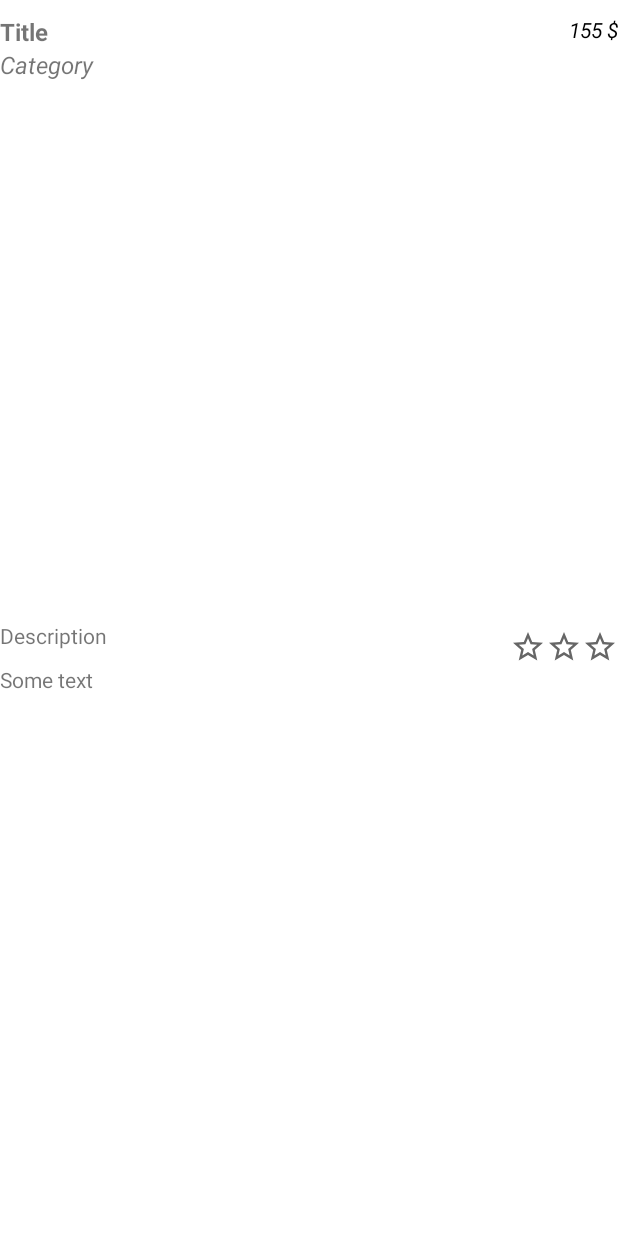
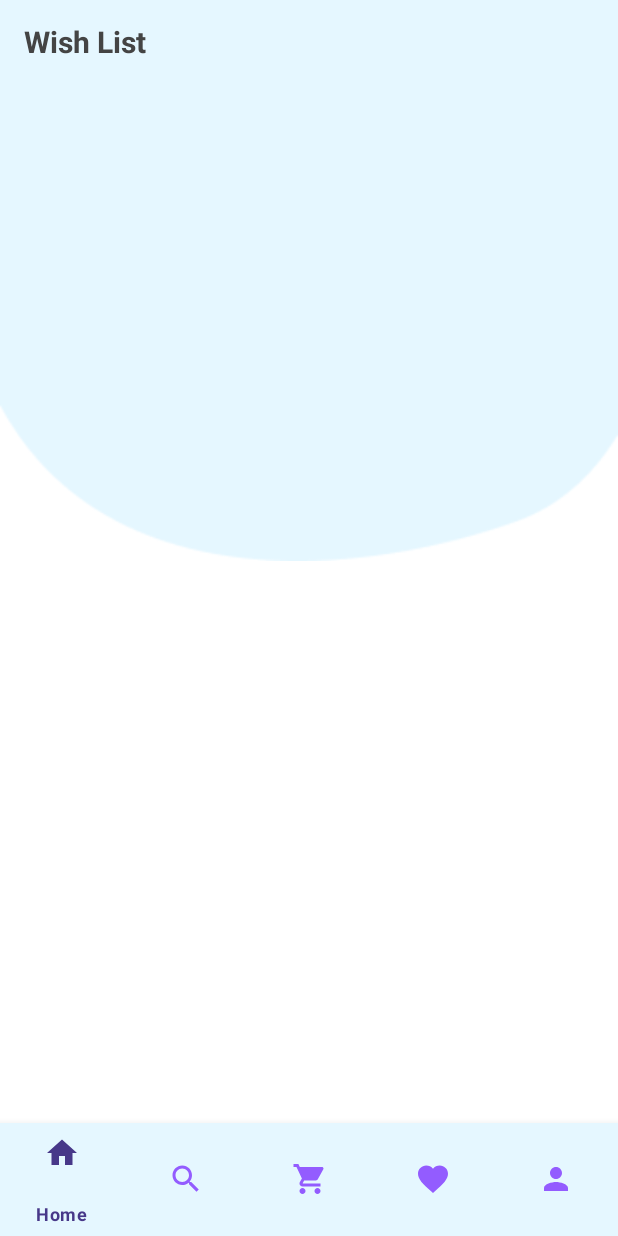
Before and after one commit to Android-SSD-Coders/thrifty, an Android app: the layout activity_favourate.xml on its own in the app's theme, with its tools: preview values and no code run, on a phone screen of 412 x 824 dp. Run offline under Robolectric (Android 15) with nearby library versions, the phone set to English and light mode, and no system bars.

Commit message:
finish bottom nav

```diff
--- a/app/src/main/java/com/example/thrifty/MainActivity.java
+++ b/app/src/main/java/com/example/thrifty/MainActivity.java
@@ -136,7 +136,7 @@ public class MainActivity extends AppCompatActivity  {
         });
 
         cart.setOnClickListener(view -> {
-            Intent intent = new Intent(getApplicationContext(), Favourate.class);
+            Intent intent = new Intent(getApplicationContext(), Cart.class);
             intent.setFlags(Intent.FLAG_ACTIVITY_CLEAR_TASK| Intent.FLAG_ACTIVITY_NEW_TASK);
             startActivity(intent);
         });
--- a/app/src/main/res/layout/activity_checkout.xml
+++ b/app/src/main/res/layout/activity_checkout.xml
@@ -72,7 +72,9 @@
         android:textColor="@color/white"
         app:layout_constraintBottom_toBottomOf="parent"
         app:layout_constraintEnd_toEndOf="parent"
-        app:layout_constraintStart_toStartOf="parent" />
+        app:layout_constraintStart_toStartOf="parent"
+        app:layout_constraintTop_toBottomOf="@+id/imageView6"
+        app:layout_constraintVertical_bias="1.0" />
 
     <com.google.android.material.bottomnavigation.BottomNavigationView
         android:id="@+id/bottomNavigationView"
--- a/app/src/main/res/layout/activity_favourate.xml
+++ b/app/src/main/res/layout/activity_favourate.xml
@@ -6,141 +6,59 @@
     android:layout_height="match_parent"
     tools:context=".Favourate">
 
-    <androidx.core.widget.NestedScrollView
+
+    <ImageView
+        android:id="@+id/imageView6"
         android:layout_width="match_parent"
-        android:layout_height="match_parent"
-        android:padding="10dp"/>
+        android:layout_height="426dp"
+        android:layout_alignParentStart="true"
+        android:layout_alignParentTop="true"
+        android:layout_alignParentEnd="true"
+        android:layout_alignParentBottom="true"
+        android:layout_centerHorizontal="true"
+        app:layout_constraintEnd_toEndOf="parent"
+        app:layout_constraintStart_toStartOf="parent"
+        app:layout_constraintTop_toTopOf="parent"
+        app:srcCompat="@drawable/vector" />
 
-    <RelativeLayout
+    <Toolbar
+        android:id="@+id/toolbar"
         android:layout_width="match_parent"
-        android:layout_height="match_parent">
+        android:layout_height="?attr/actionBarSize"
+        android:background="?attr/colorPrimary"
+        app:layout_constraintEnd_toEndOf="parent"
+        app:layout_constraintStart_toStartOf="parent"
+        app:layout_constraintTop_toTopOf="parent">
 
-        <RelativeLayout
-            android:id="@+id/firstRelativeLayout"
-            android:layout_width="match_parent"
+        <TextView
+            android:layout_width="wrap_content"
             android:layout_height="wrap_content"
-            android:layout_marginTop="10dp">
+            android:text="Wish List"
 
-            <TextView
-                android:id="@+id/txtTitle"
-                android:layout_width="wrap_content"
-                android:layout_height="wrap_content"
-                android:text="Title"
-                android:textSize="16sp"
-                android:textStyle="bold" />
-
-            <TextView
-                android:id="@+id/category"
-                android:layout_width="wrap_content"
-                android:layout_height="wrap_content"
-                android:layout_below="@id/txtTitle"
-                android:text="Category"
-                android:textSize="16sp"
-                android:textStyle="italic" />
+            android:textColor="@color/grey"
+            android:textSize="20sp"
+            android:textStyle="bold" />
+    </Toolbar>
 
 
-            <TextView
-                android:id="@+id/txtPrice"
-                android:layout_width="wrap_content"
-                android:layout_height="wrap_content"
-                android:layout_alignParentEnd="true"
-                android:text="155 $"
-                android:textColor="@color/black"
-                android:textStyle="italic" />
-        </RelativeLayout>
 
-        <ImageView
-            android:id="@+id/itemImage"
-            android:layout_width="350dp"
-            android:layout_height="350dp"
-            android:layout_below="@id/firstRelativeLayout"
-            android:layout_centerHorizontal="true"
-            android:layout_marginTop="10dp" />
 
-        <RelativeLayout
-            android:layout_width="wrap_content"
-            android:layout_height="wrap_content"
-            android:layout_below="@id/itemImage"
-            android:layout_alignParentEnd="true"
-            android:layout_marginTop="5dp">
 
-            <RelativeLayout
-                android:id="@+id/secondStarRelativeLayout"
-                android:layout_width="wrap_content"
-                android:layout_height="wrap_content"
-                android:layout_toEndOf="@+id/thirdStarRelativeLayout">
+    <com.google.android.material.bottomnavigation.BottomNavigationView
+        android:id="@+id/bottomNavigationView"
+        android:layout_width="match_parent"
+        android:layout_height="75dp"
+        android:layout_alignParentBottom="true"
+        app:backgroundTint="@color/light_blue"
+        app:itemIconTint="@drawable/tab_color"
+        app:itemTextColor="@drawable/tab_color"
+        app:layout_constraintBottom_toBottomOf="parent"
+        app:layout_constraintEnd_toEndOf="parent"
+        app:layout_constraintStart_toStartOf="parent"
+        app:menu="@menu/bottom_nav_menu" />
 
-                <ImageView
-                    android:id="@+id/secondFilledStar"
-                    android:layout_width="wrap_content"
-                    android:layout_height="wrap_content"
-                    android:src="@drawable/ic_baseline_star_24"
-                    android:visibility="gone" />
 
-                <ImageView
-                    android:id="@+id/secondEmptyStar"
-                    android:layout_width="wrap_content"
-                    android:layout_height="wrap_content"
-                    android:src="@drawable/ic_baseline_star_border_24" />
 
-            </RelativeLayout>
-
-            <RelativeLayout
-                android:id="@+id/thirdStarRelativeLayout"
-                android:layout_width="wrap_content"
-                android:layout_height="wrap_content"
-                android:layout_toEndOf="@+id/firstStarRelativeLayout">
-
-                <ImageView
-                    android:id="@+id/thirdFilledStar"
-                    android:layout_width="wrap_content"
-                    android:layout_height="wrap_content"
-                    android:src="@drawable/ic_baseline_star_24"
-                    android:visibility="gone" />
-
-                <ImageView
-                    android:id="@+id/thirdEmptyStar"
-                    android:layout_width="wrap_content"
-                    android:layout_height="wrap_content"
-                    android:src="@drawable/ic_baseline_star_border_24" />
-
-            </RelativeLayout>
-
-            <RelativeLayout
-                android:id="@+id/firstStarRelativeLayout"
-                android:layout_width="wrap_content"
-                android:layout_height="wrap_content">
-
-                <ImageView
-                    android:id="@+id/firstFilledStar"
-                    android:layout_width="wrap_content"
-                    android:layout_height="wrap_content"
-                    android:src="@drawable/ic_baseline_star_24"
-                    android:visibility="gone" />
-
-                <ImageView
-                    android:id="@+id/firstEmptyStar"
-                    android:layout_width="wrap_content"
-                    android:layout_height="wrap_content"
-                    android:src="@drawable/ic_baseline_star_border_24" />
-            </RelativeLayout>
-        </RelativeLayout>
-
-        <TextView
-            android:id="@+id/description"
-            android:layout_width="wrap_content"
-            android:layout_height="wrap_content"
-            android:layout_below="@+id/itemImage"
-            android:text="Description" />
-
-        <TextView
-            android:id="@+id/descriptionText"
-            android:layout_width="wrap_content"
-            android:layout_height="wrap_content"
-            android:layout_below="@+id/description"
-            android:layout_marginTop="10dp"
-            android:text="Some text" />
-    </RelativeLayout>
 
 
 </androidx.constraintlayout.widget.ConstraintLayout>
```
Also changed, not shown: app/src/main/java/com/example/thrifty/Accessories.java (+43 -1 lines), app/src/main/java/com/example/thrifty/Admin.java (+42 -0 lines), app/src/main/java/com/example/thrifty/Belts.java (+40 -1 lines), app/src/main/java/com/example/thrifty/Cart.java (+57 -1 lines), app/src/main/java/com/example/thrifty/Categories.java (+29 -2 lines), app/src/main/java/com/example/thrifty/Favourate.java (+46 -18 lines), app/src/main/java/com/example/thrifty/KidsClothes.java (+43 -1 lines), app/src/main/java/com/example/thrifty/MenClothes.java (+42 -1 lines), app/src/main/java/com/example/thrifty/Profile.java (+13 -2 lines), app/src/main/java/com/example/thrifty/Watches.java (+42 -1 lines), app/src/main/java/com/example/thrifty/WomenClothes.java (+42 -1 lines), app/src/main/res/layout/activity_belts.xml (+4 -3 lines), app/src/main/res/layout/activity_men_clothes.xml (+7 -0 lines), app/src/main/res/layout/activity_wishlist.xml (+6 -10 lines).
